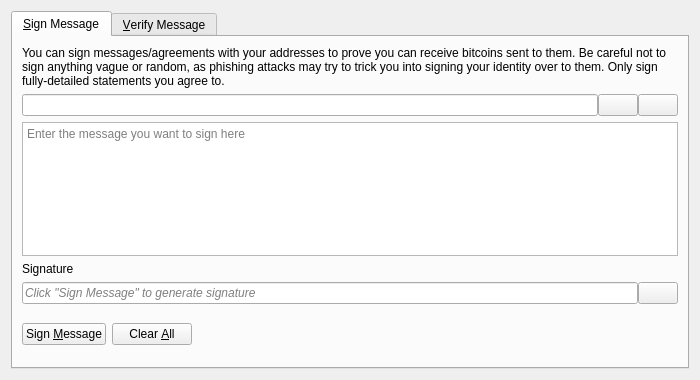
Before: the Qt Designer form src/qt/forms/signverifymessagedialog.ui in youngseoka/youngseokcoin_dd, drawn with Qt 5.
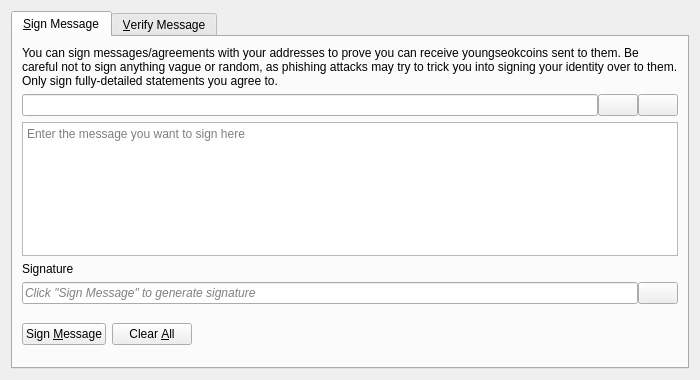
After: the same form once the commit is applied. Icons and pictures are not drawn. Custom widgets are drawn as their Qt base class.

Commit message: rename bitcoin to youngseokcoin

```diff
--- a/src/qt/forms/signverifymessagedialog.ui
+++ b/src/qt/forms/signverifymessagedialog.ui
@@ -30,7 +30,7 @@
        <item>
         <widget class="QLabel" name="infoLabel_SM">
          <property name="text">
-          <string>You can sign messages/agreements with your addresses to prove you can receive bitcoins sent to them. Be careful not to sign anything vague or random, as phishing attacks may try to trick you into signing your identity over to them. Only sign fully-detailed statements you agree to.</string>
+          <string>You can sign messages/agreements with your addresses to prove you can receive youngseokcoins sent to them. Be careful not to sign anything vague or random, as phishing attacks may try to trick you into signing your identity over to them. Only sign fully-detailed statements you agree to.</string>
          </property>
          <property name="textFormat">
           <enum>Qt::PlainText</enum>
```
Left out of the diff: 26 changed lines with no effect on the pictures. The commit also changes 1220 other files.
